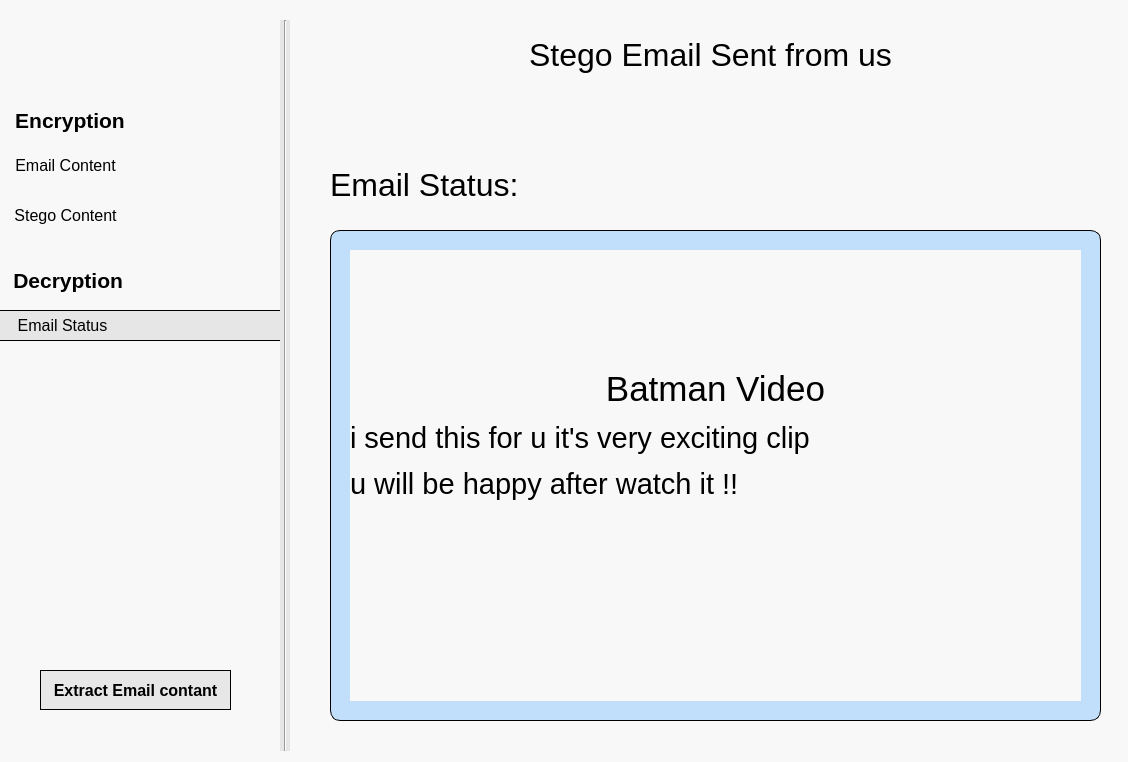
Qt form UI_Files/EmailStatus_Decryption.ui (StegoMailo/Desktop-App) before a commit.
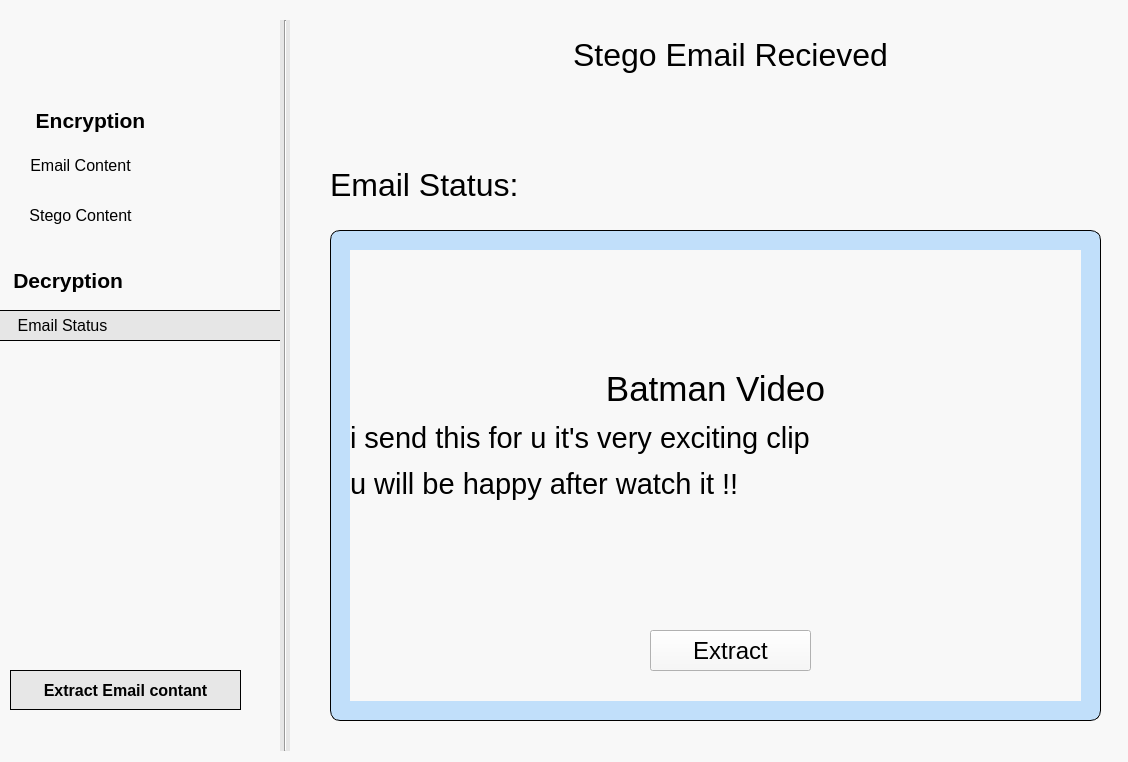
The same form after that commit. Icons and pictures are not drawn.

```diff
--- a/UI_Files/EmailStatus_Decryption.ui
+++ b/UI_Files/EmailStatus_Decryption.ui
@@ -25,12 +25,12 @@
     <rect>
      <x>490</x>
      <y>30</y>
-     <width>441</width>
+     <width>481</width>
      <height>51</height>
     </rect>
    </property>
    <property name="text">
-    <string>&lt;html&gt;&lt;head/&gt;&lt;body&gt;&lt;p align=&quot;center&quot;&gt;&lt;span style=&quot; font-size:24pt; color:#000000;&quot;&gt;Stego Email Sent from us&lt;/span&gt;&lt;/p&gt;&lt;/body&gt;&lt;/html&gt;</string>
+    <string>&lt;html&gt;&lt;head/&gt;&lt;body&gt;&lt;p align=&quot;center&quot;&gt;&lt;span style=&quot; font-size:24pt; color:#000000;&quot;&gt;Stego Email Recieved&lt;/span&gt;&lt;/p&gt;&lt;/body&gt;&lt;/html&gt;</string>
    </property>
   </widget>
   <widget class="QLabel" name="label_2">
@@ -38,7 +38,7 @@
     <rect>
      <x>330</x>
      <y>160</y>
-     <width>201</width>
+     <width>251</width>
      <height>51</height>
     </rect>
    </property>
@@ -64,9 +64,9 @@
   <widget class="QPushButton" name="extractingEmailContent_Button">
    <property name="geometry">
     <rect>
-     <x>40</x>
+     <x>10</x>
      <y>670</y>
-     <width>191</width>
+     <width>231</width>
      <height>40</height>
     </rect>
    </property>
@@ -92,7 +92,7 @@
     <rect>
      <x>10</x>
      <y>100</y>
-     <width>120</width>
+     <width>161</width>
      <height>40</height>
     </rect>
    </property>
@@ -152,7 +152,7 @@
     <rect>
      <x>10</x>
      <y>150</y>
-     <width>111</width>
+     <width>141</width>
      <height>31</height>
     </rect>
    </property>
@@ -182,7 +182,7 @@
     <rect>
      <x>10</x>
      <y>200</y>
-     <width>111</width>
+     <width>141</width>
      <height>31</height>
     </rect>
    </property>
@@ -268,6 +268,24 @@
     <string>&lt;html&gt;&lt;head/&gt;&lt;body&gt;&lt;p align=&quot;center&quot;&gt;&lt;span style=&quot; font-size:26pt;&quot;&gt;Batman Video&lt;/span&gt;&lt;/p&gt;&lt;p&gt;&lt;span style=&quot; font-size:22pt;&quot;&gt;i send this for u it's very exciting clip&lt;/span&gt;&lt;/p&gt;&lt;p&gt;&lt;span style=&quot; font-size:22pt;&quot;&gt;u will be happy after watch it !!&lt;/span&gt;&lt;/p&gt;&lt;p&gt;&lt;br/&gt;&lt;/p&gt;&lt;p align=&quot;center&quot;&gt;&lt;img src=&quot;:/batman/51erIkE+lzL._AC_UF1000,1000_QL80_ (1).jpg&quot;/&gt;&lt;br/&gt;&lt;/p&gt;&lt;/body&gt;&lt;/html&gt;</string>
    </property>
   </widget>
+  <widget class="QPushButton" name="pushButton">
+   <property name="geometry">
+    <rect>
+     <x>650</x>
+     <y>630</y>
+     <width>161</width>
+     <height>41</height>
+    </rect>
+   </property>
+   <property name="font">
+    <font>
+     <pointsize>18</pointsize>
+    </font>
+   </property>
+   <property name="text">
+    <string>Extract</string>
+   </property>
+  </widget>
  </widget>
  <resources>
   <include location="C:/Users/ATIYA AMG/Downloads/backgroungImg.qrc"/>
```
Left out of the diff: 2 changed lines with no effect on the pictures.
